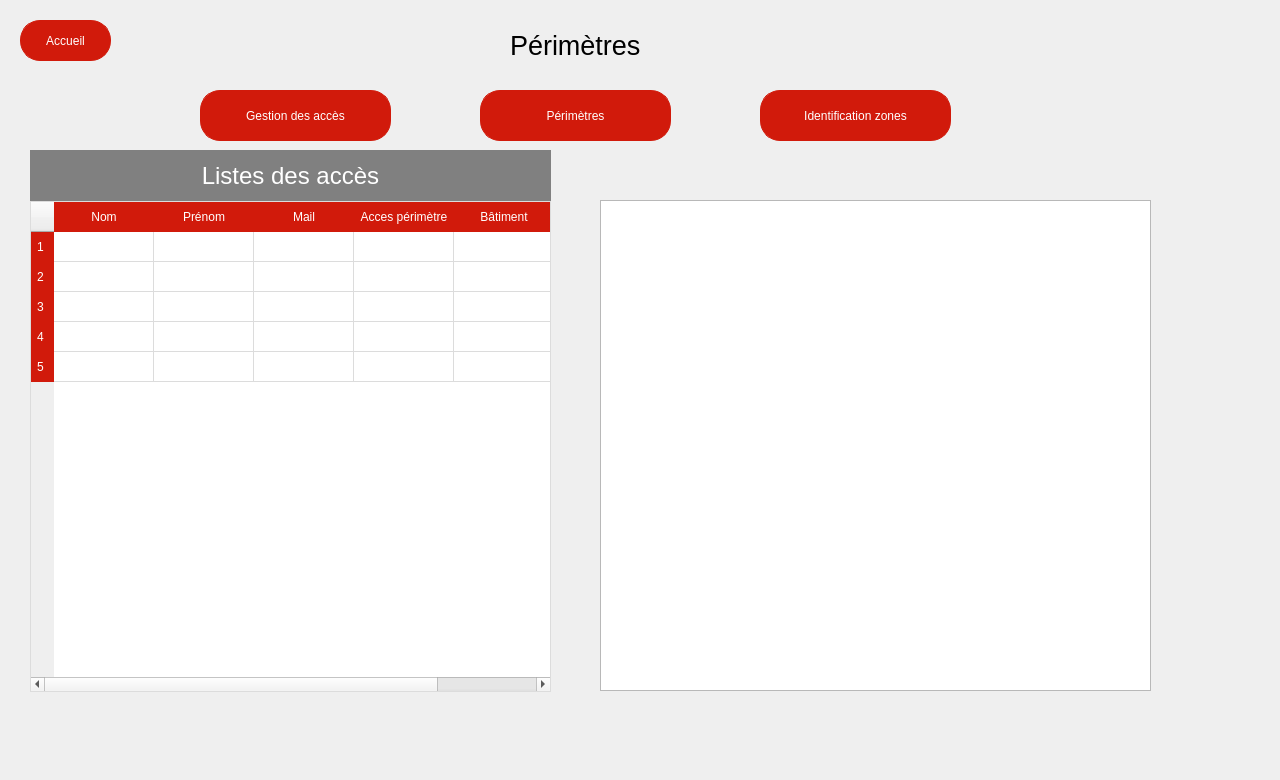
First picture: the form in Projet_Ajour/perimetres.ui, repository simzrch/Projet_Entremont, before the edit.
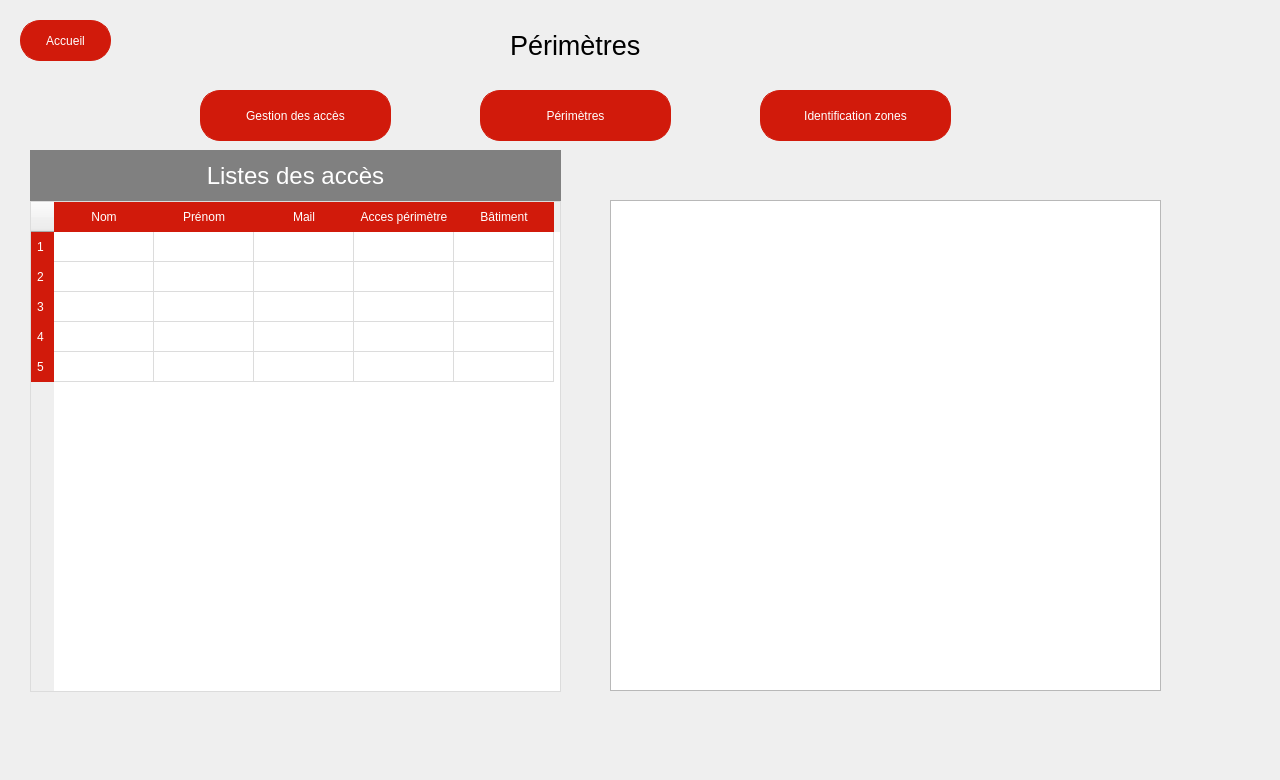
Second picture: the form after the edit.

```diff
--- a/Projet_Ajour/perimetres.ui
+++ b/Projet_Ajour/perimetres.ui
@@ -99,7 +99,7 @@
   <widget class="QListView" name="listView_3">
    <property name="geometry">
     <rect>
-     <x>600</x>
+     <x>610</x>
      <y>200</y>
      <width>551</width>
      <height>491</height>
@@ -129,7 +129,7 @@
     <rect>
      <x>30</x>
      <y>201</y>
-     <width>521</width>
+     <width>531</width>
      <height>491</height>
     </rect>
    </property>
@@ -169,7 +169,7 @@
     <rect>
      <x>30</x>
      <y>150</y>
-     <width>521</width>
+     <width>531</width>
      <height>51</height>
     </rect>
    </property>
```
